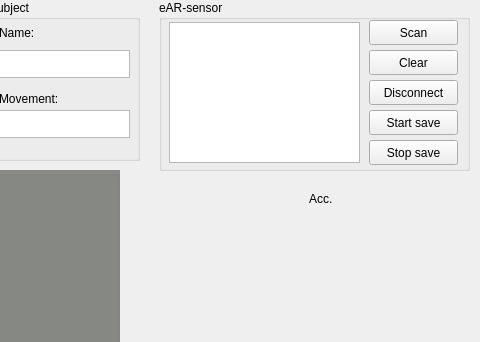
Before: the Qt Designer form rscollectdata.ui in skaegy/Realsense-Collection, drawn with Qt 5; both pictures show x 351 to 831 and y 0 to 342 of the 831 by 846 pixel window.
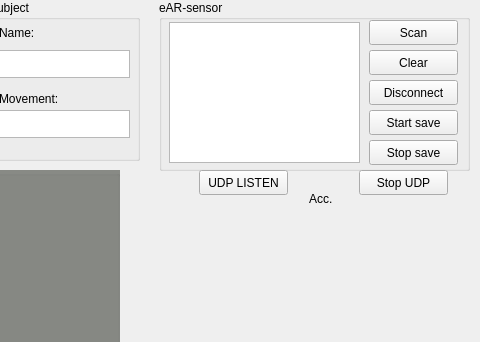
After: the same form once the commit is applied. Custom widgets are drawn as their Qt base class.

Patch:
```diff
--- a/rscollectdata.ui
+++ b/rscollectdata.ui
@@ -453,6 +453,32 @@
     <string>eAR-sensor</string>
    </property>
   </widget>
+  <widget class="QPushButton" name="Button_UDP">
+   <property name="geometry">
+    <rect>
+     <x>550</x>
+     <y>170</y>
+     <width>89</width>
+     <height>25</height>
+    </rect>
+   </property>
+   <property name="text">
+    <string>UDP LISTEN</string>
+   </property>
+  </widget>
+  <widget class="QPushButton" name="Button_StopUDP">
+   <property name="geometry">
+    <rect>
+     <x>710</x>
+     <y>170</y>
+     <width>89</width>
+     <height>25</height>
+    </rect>
+   </property>
+   <property name="text">
+    <string>Stop UDP</string>
+   </property>
+  </widget>
   <zorder>groupBox</zorder>
   <zorder>groupBox_3</zorder>
   <zorder>groupBox_2</zorder>
@@ -482,6 +508,8 @@
   <zorder>Text_subject_action</zorder>
   <zorder>label_5</zorder>
   <zorder>label_6</zorder>
+  <zorder>Button_UDP</zorder>
+  <zorder>Button_StopUDP</zorder>
  </widget>
  <layoutdefault spacing="6" margin="11"/>
  <customwidgets>
```
